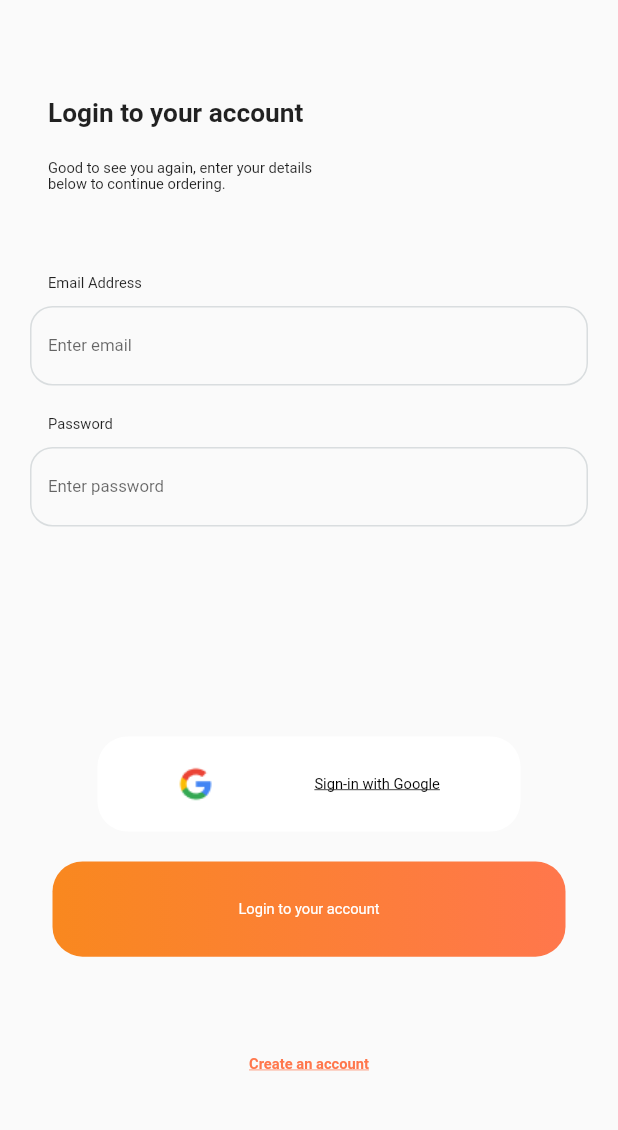
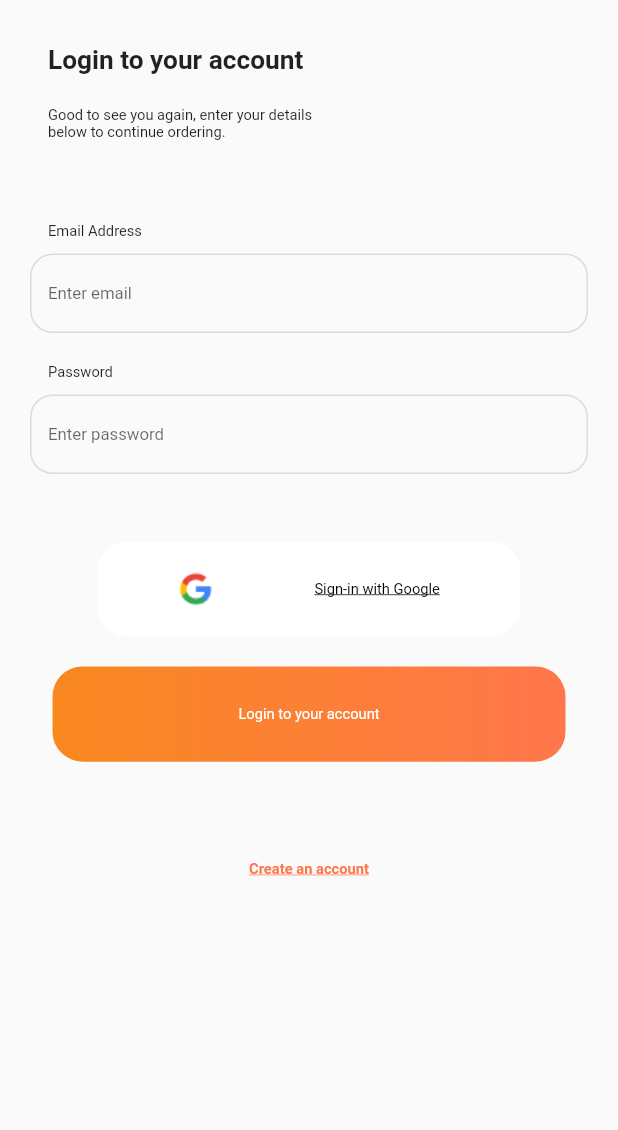
Before and after one commit to ibondarovich/FoodApp, a Flutter app: the AuthScreen screen opened directly, on a phone screen of 412 x 824 dp, the part 69-1199 px from its top. Run offline on Flutter 3.47's test engine with Material 2 defaults, Android fonts, the phone set to English and light mode, and no system bars; our stand-ins replace auto_route, bloc, cached_network_image, cloud_firestore, connectivity_plus, equatable and 8 more; accounts and stored records are empty; generated files the repository leaves out were written again.

Commit message:
[PT-5] network add some changes

```diff
--- a/core/lib/core.dart
+++ b/core/lib/core.dart
@@ -16,4 +16,3 @@ export 'network/check_internet_connection.dart';
 export 'package:url_launcher/url_launcher.dart';
 export 'constants/url_constants.dart';
 export 'service/auth_service.dart';
-export 'validation/validation.dart';
--- a/features/authentication_view/lib/src/bloc/bloc/bloc.dart
+++ b/features/authentication_view/lib/src/bloc/bloc/bloc.dart
@@ -192,7 +192,7 @@ class AuthenticationViewBloc
     if (email.isEmpty) {
       return 'Please enter an email';
     }
-    if (RegExp('^[a-zA-Z0-9+_.-]+@[a-zA-Z0-9.-]+.[a-z]').hasMatch(email)) {
+    if (!RegExp('^[a-zA-Z0-9+_.-]+@[a-zA-Z0-9.-]+.[a-z]').hasMatch(email)) {
       return 'Please enter a valid email';
     }
     return null;
--- a/features/authentication_view/lib/src/ui/components/login.dart
+++ b/features/authentication_view/lib/src/ui/components/login.dart
@@ -41,7 +41,6 @@ class LogInState extends State<LogInWidget> {
                       padding: const EdgeInsets.only(
                         left: AppDimens.padding12,
                         bottom: AppDimens.padding20,
-                        top: AppDimens.padding35,
                       ),
                       child: const Column(
                         children: <Widget>[
@@ -118,9 +117,6 @@ class LogInState extends State<LogInWidget> {
                             hintText: StringConstants.enterPassword,
                             controller: passwordController,
                             obscureText: true,
-                            margin: const EdgeInsets.only(
-                              bottom: AppDimens.padding50,
-                            ),
                             onChanged: (String value) => {
                               BlocProvider.of<AuthenticationViewBloc>(context)
                                   .add(
@@ -156,7 +152,7 @@ class LogInState extends State<LogInWidget> {
                         bottom: AppDimens.padding20,
                         right: AppDimens.padding45,
                         left: AppDimens.padding45,
-                        top: AppDimens.margin90,
+                        top: AppDimens.padding45,
                       ),
                       padding: const EdgeInsets.all(AppDimens.padding20),
                     ),
--- a/features/authentication_view/lib/src/ui/components/signup.dart
+++ b/features/authentication_view/lib/src/ui/components/signup.dart
@@ -41,7 +41,6 @@ class SignUpState extends State<SignUpWidget> {
                       padding: const EdgeInsets.only(
                         left: AppDimens.padding12,
                         bottom: AppDimens.padding20,
-                        top: AppDimens.padding35,
                       ),
                       child: const Column(
                         children: <Widget>[
@@ -118,9 +117,6 @@ class SignUpState extends State<SignUpWidget> {
                             hintText: StringConstants.enterPassword,
                             controller: passwordController,
                             obscureText: true,
-                            margin: const EdgeInsets.only(
-                              bottom: AppDimens.padding50,
-                            ),
                             onChanged: (String value) => {
                               BlocProvider.of<AuthenticationViewBloc>(context)
                                   .add(
@@ -156,7 +152,7 @@ class SignUpState extends State<SignUpWidget> {
                         bottom: AppDimens.padding20,
                         right: AppDimens.padding45,
                         left: AppDimens.padding45,
-                        top: AppDimens.margin90,
+                        top: AppDimens.padding45,
                       ),
                       padding: const EdgeInsets.all(AppDimens.padding20),
                     ),
```
